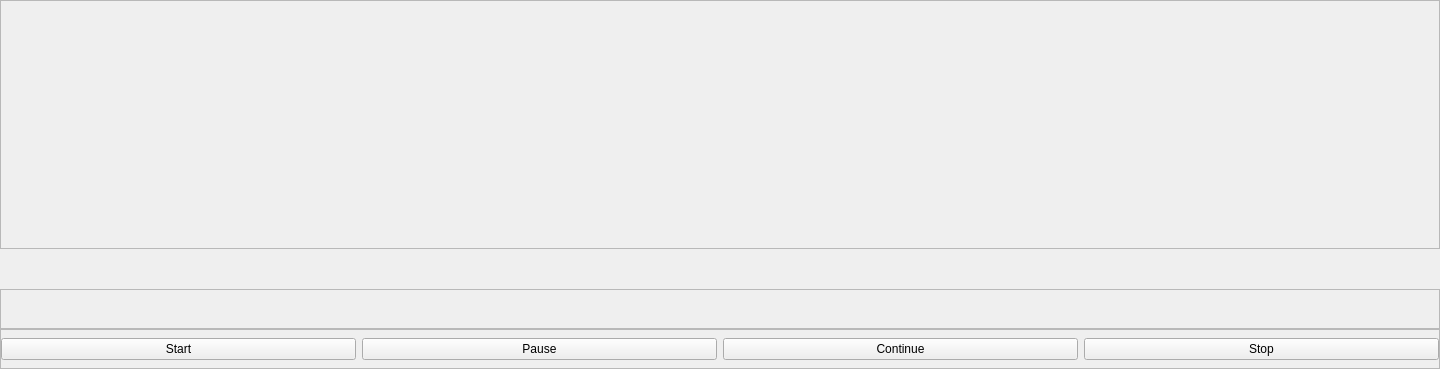
Old version of the form _import/gui/xdart/gui/tabs/static_scan/wranglers/ui/specUI.ui in the repository v-thampy/xdart.
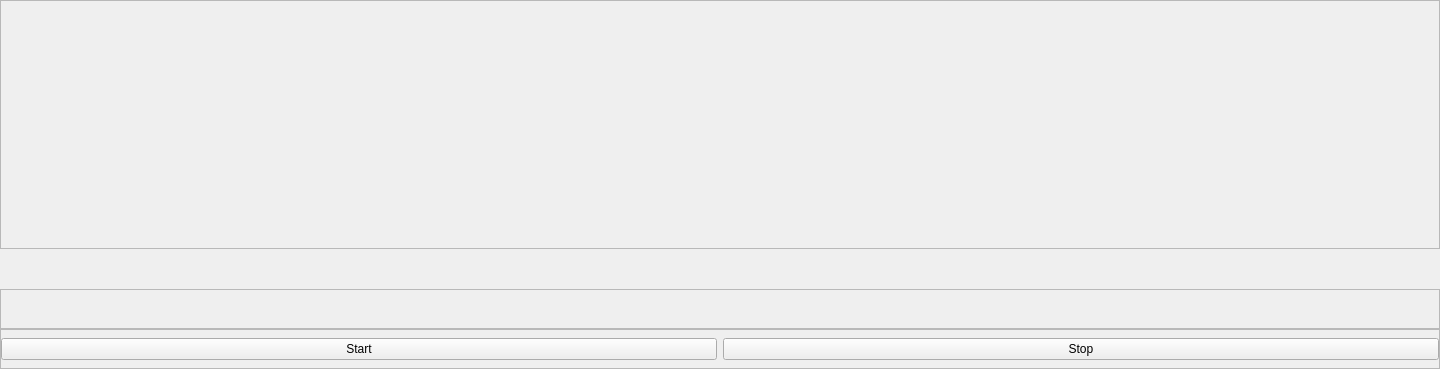
New version of the form.

Commit message:
Remove Pause/Continue buttons; middle-truncate processing label
Pause/Continue were a workaround for an unoptimized GUI that could
freeze during concurrent processing. With the recent threading and
display refactor that's no longer a concern, so the buttons (and all
the 'pause' command plumbing in the wrangler threads) are gone.

Also middle-truncate the "Processing <filename>" status label to ~40
chars so long filenames stay readable on the right edge of the panel
instead of having their leading characters clipped.

```diff
--- a/_import/gui/xdart/gui/tabs/static_scan/wranglers/ui/specUI.ui
+++ b/_import/gui/xdart/gui/tabs/static_scan/wranglers/ui/specUI.ui
@@ -128,26 +128,6 @@
         </property>
        </widget>
       </item>
-      <item>
-       <widget class="QPushButton" name="pauseButton">
-        <property name="focusPolicy">
-         <enum>Qt::ClickFocus</enum>
-        </property>
-        <property name="text">
-         <string>Pause</string>
-        </property>
-       </widget>
-      </item>
-      <item>
-       <widget class="QPushButton" name="continueButton">
-        <property name="focusPolicy">
-         <enum>Qt::ClickFocus</enum>
-        </property>
-        <property name="text">
-         <string>Continue</string>
-        </property>
-       </widget>
-      </item>
       <item>
        <widget class="QPushButton" name="stopButton">
         <property name="focusPolicy">
```
The commit also changes 5 other files.
